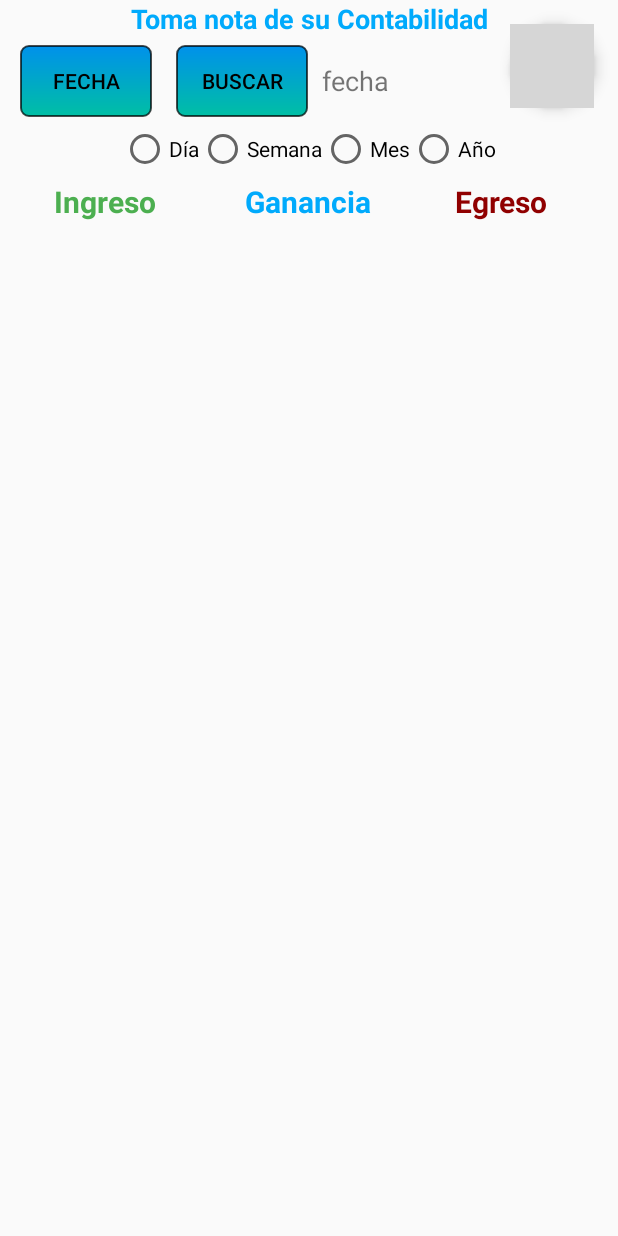
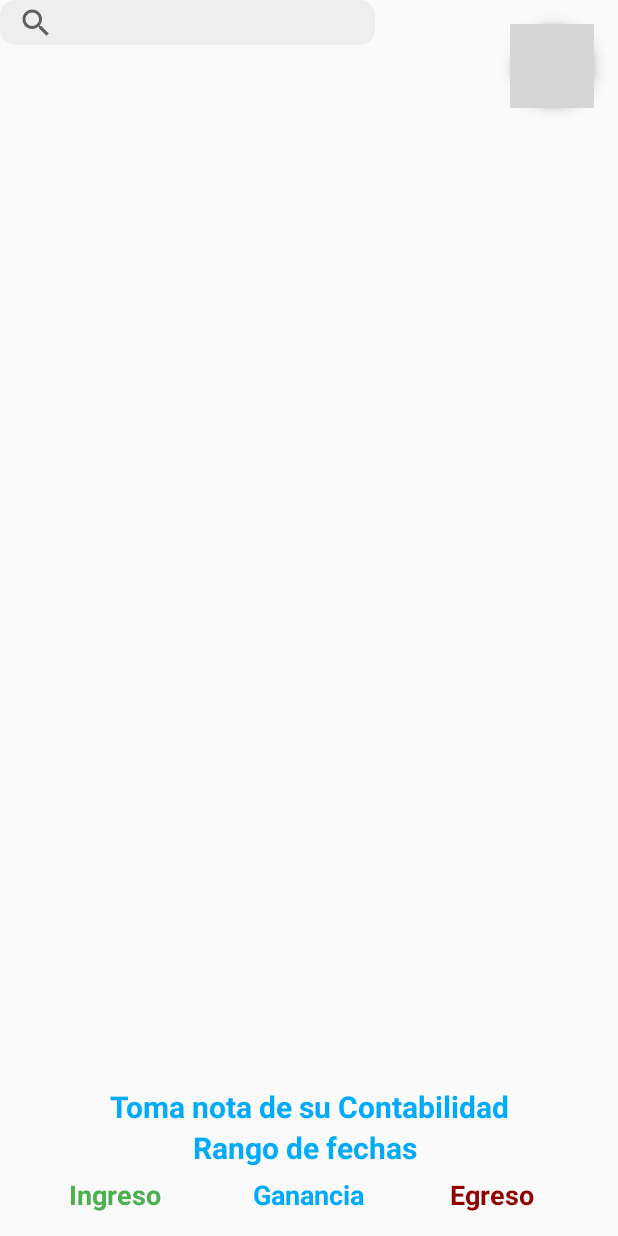
Before and after one commit to CreativeMB/Tienda_Control, an Android app: the FiltroDiaMesAno screen opened directly, with no data from a screen before it, on a phone screen of 412 x 824 dp. Run offline under Robolectric (Android 15) with nearby library versions, the phone set to English and light mode, and no system bars; grey boxes are pictures that could not be loaded.

Commit message:
funcionalidades Aplicación Autenticación de Usuario(firebase) Gestión de Productos (Crear, Leer, Actualizar, Eliminar) Gestión de Pedidos (gestionamos los valores negativo positivos y lo mostramos en pantalla) Operaciones CRUD SQLite(matemáticas en la base de datos) Diseño y Usabilidad (super agil y liviana) Documentación y Comentarios (archivo y video de presentación) Exportación de base de datos .db (carpeta Descargas) Importación de base de datos .db (carpeta Descargas del movil) Exportación de base de datos a Excel Activity Perfil de usuario con (firebase personalizado) Buscador de Items dentro de la base de datos menu diálogo layou egreso total layou ingreso total creacion de codigo de acceso personalizado para que no use login agregar items personalizados para usar de forma recurrente contabilidad donde el usuiario puede ver por dia mes año su contabilidad corregido edicion negativo informa al usario

```diff
--- a/app/src/main/AndroidManifest.xml
+++ b/app/src/main/AndroidManifest.xml
@@ -19,7 +19,7 @@
         android:label="@string/app_name"
         android:roundIcon="@mipmap/ic_launcher_round"
         android:supportsRtl="true"
-        android:theme="@style/Theme.AppCompat.DayNight.NoActionBar"
+        android:theme="@style/AppTheme"
         tools:targetApi="31">
         <activity
             android:name=".model.Items"
--- a/app/src/main/java/com/example/tiendacontrol/adapter/BaseDatosAdapter.java
+++ b/app/src/main/java/com/example/tiendacontrol/adapter/BaseDatosAdapter.java
@@ -80,7 +80,7 @@ public class BaseDatosAdapter extends RecyclerView.Adapter<BaseDatosAdapter.Cont
     }
 
     // Método para formatear los valores numéricos con separador de miles
-    private String formatoNumerico(double valor) {
+    public String formatoNumerico(double valor) {
         DecimalFormatSymbols symbols = new DecimalFormatSymbols();
         symbols.setGroupingSeparator('.'); // Punto como separador de miles
         DecimalFormat df = new DecimalFormat("#,###", symbols);
--- a/app/src/main/java/com/example/tiendacontrol/model/Items.java
+++ b/app/src/main/java/com/example/tiendacontrol/model/Items.java
@@ -25,8 +25,8 @@ public class Items {
         this.producto = producto;
     }
 
-    public double getValor() {
-        return valor;
+    public int getValor() {
+        return (int) valor;
     }
 
     public void setValor(double valor) {
--- a/app/src/main/java/com/example/tiendacontrol/monitor/FiltroDiaMesAno.java
+++ b/app/src/main/java/com/example/tiendacontrol/monitor/FiltroDiaMesAno.java
@@ -1,162 +1,148 @@
 package com.example.tiendacontrol.monitor;
+
 import android.app.DatePickerDialog;
 import android.os.Bundle;
-import android.view.MotionEvent;
 import android.view.View;
 import android.widget.Button;
 import android.widget.DatePicker;
-import android.widget.RadioGroup;
 import android.widget.TextView;
 import android.widget.Toast;
 
-import androidx.annotation.NonNull;
-import androidx.annotation.Nullable;
+import androidx.appcompat.app.AlertDialog;
 import androidx.appcompat.app.AppCompatActivity;
 import androidx.fragment.app.FragmentManager;
 import androidx.recyclerview.widget.LinearLayoutManager;
 import androidx.recyclerview.widget.RecyclerView;
 
 import com.example.tiendacontrol.R;
-import com.example.tiendacontrol.adapter.BaseDatosAdapter;
-
+import com.example.tiendacontrol.adapter.ItemAdapter;
 import com.example.tiendacontrol.dialogFragment.MenuDialogFragment;
 import com.example.tiendacontrol.helper.BdHelper;
 import com.example.tiendacontrol.model.Items;
 import com.google.android.material.floatingactionbutton.FloatingActionButton;
 
 import java.text.DecimalFormat;
+import java.text.DecimalFormatSymbols;
+import java.text.SimpleDateFormat;
 import java.util.ArrayList;
 import java.util.Calendar;
+import java.util.Date;
 import java.util.List;
+import java.util.Locale;
 
 public class FiltroDiaMesAno extends AppCompatActivity {
     private FloatingActionButton fabMenu;
-    private BdHelper bdHelper;
+    private TextView textViewSelectedDateRange;
     private RecyclerView recyclerView;
-    private BaseDatosAdapter ventasAdapter;
-    private TextView textViewSelectedDate;
+    private ItemAdapter itemAdapter;
+    private Calendar calendar;
+    private String startDate, endDate;
+    private BdHelper bdHelper; // Instancia de BdHelper
     private TextView textViewPositiveSum, textViewNegativeSum, textViewDifference;
-    private Button buttonSelectDate, buttonFilter;
-    private RadioGroup radioGroupFilter;
-    private Calendar calendar;
-    private String selectedDate;
-    private DecimalFormat decimalFormat;
+
     @Override
-    protected void onCreate(@Nullable Bundle savedInstanceState) {
+    protected void onCreate(Bundle savedInstanceState) {
         super.onCreate(savedInstanceState);
         setContentView(R.layout.filtro_dia_mes_ano);
 
-        bdHelper = new BdHelper(this);
+        textViewSelectedDateRange = findViewById(R.id.text_view_selected_date);
         recyclerView = findViewById(R.id.recycler_view_results);
-        textViewSelectedDate = findViewById(R.id.text_view_selected_date);
-        buttonSelectDate = findViewById(R.id.button_select_date);
-        buttonFilter = findViewById(R.id.button_filter);
-        radioGroupFilter = findViewById(R.id.radio_group_filter);
         textViewPositiveSum = findViewById(R.id.text_view_positive_sum);
         textViewNegativeSum = findViewById(R.id.text_view_negative_sum);
         textViewDifference = findViewById(R.id.text_view_difference);
-
         fabMenu = findViewById(R.id.fabMenu);
         calendar = Calendar.getInstance();
-        decimalFormat = new DecimalFormat("#,###");
 
-        // Configuración del RecyclerView
+        // Inicializar la base de datos
+        bdHelper = new BdHelper(this);
+
+        // Inicializar el adaptador y el RecyclerView
+        itemAdapter = new ItemAdapter(new ArrayList<>()); // Inicializa con una lista vacía
         recyclerView.setLayoutManager(new LinearLayoutManager(this));
-        ventasAdapter = new BaseDatosAdapter(new ArrayList<>());
-        recyclerView.setAdapter(ventasAdapter);
+        recyclerView.setAdapter(itemAdapter);
 
         fabMenu.setOnClickListener(view -> {
             FragmentManager fragmentManager = getSupportFragmentManager();
             MenuDialogFragment menuDialogFragment = MenuDialogFragment.newInstance();
             menuDialogFragment.show(fragmentManager, "servicios_dialog");
-
-
         });
 
-        buttonSelectDate.setOnClickListener(new View.OnClickListener() {
-            @Override
-            public void onClick(View v) {
+        selectStartDate();
+    }
+
+    private void selectStartDate() {
         int year = calendar.get(Calendar.YEAR);
         int month = calendar.get(Calendar.MONTH);
         int day = calendar.get(Calendar.DAY_OF_MONTH);
 
-                DatePickerDialog datePickerDialog = new DatePickerDialog(FiltroDiaMesAno.this,
-                        new DatePickerDialog.OnDateSetListener() {
-                            @Override
-                            public void onDateSet(DatePicker view, int year, int month, int dayOfMonth) {
-                                // Asegurarse de que el mes y el día tengan dos dígitos
-                                String formattedMonth = String.format("%02d", month + 1);
+        DatePickerDialog startDatePickerDialog = new DatePickerDialog(FiltroDiaMesAno.this,
+                (view, year1, month1, dayOfMonth) -> {
+                    String formattedMonth = String.format("%02d", month1 + 1);
                     String formattedDay = String.format("%02d", dayOfMonth);
-                                selectedDate = year + "-" + formattedMonth + "-" + formattedDay;
-                                textViewSelectedDate.setText(selectedDate);
-                            }
+                    startDate = year1 + "-" + formattedMonth + "-" + formattedDay;
+                    selectEndDate();
                 }, year, month, day);
-                datePickerDialog.show();
-            }
-        });
-
-        buttonFilter.setOnClickListener(new View.OnClickListener() {
-            @Override
-            public void onClick(View v) {
-                if (selectedDate == null || selectedDate.isEmpty()) {
-                    Toast.makeText(FiltroDiaMesAno.this, "Por favor, selecciona una fecha", Toast.LENGTH_SHORT).show();
-                    return;
+        startDatePickerDialog.show();
     }
 
-                int selectedFilterId = radioGroupFilter.getCheckedRadioButtonId();
-                String filterType = null;
+    private void selectEndDate() {
+        int year = calendar.get(Calendar.YEAR);
+        int month = calendar.get(Calendar.MONTH);
+        int day = calendar.get(Calendar.DAY_OF_MONTH);
 
-                if (selectedFilterId == R.id.radio_day) {
-                    filterType = "day";
-                } else if (selectedFilterId == R.id.radio_week) {
-                    filterType = "week";
-                } else if (selectedFilterId == R.id.radio_month) {
-                    filterType = "month";
-                } else if (selectedFilterId == R.id.radio_year) {
-                    filterType = "year";
-                } else {
-                    Toast.makeText(FiltroDiaMesAno.this, "Selecciona un tipo de filtro", Toast.LENGTH_SHORT).show();
-                    return;
+        DatePickerDialog endDatePickerDialog = new DatePickerDialog(FiltroDiaMesAno.this,
+                (view, year1, month1, dayOfMonth) -> {
+                    String formattedMonth = String.format("%02d", month1 + 1);
+                    String formattedDay = String.format("%02d", dayOfMonth);
+                    endDate = year1 + "-" + formattedMonth + "-" + formattedDay;
+                    textViewSelectedDateRange.setText("De: " + startDate + " A: " + endDate);
+                    filterDates(startDate, endDate);
+                }, year, month, day);
+        endDatePickerDialog.show();
     }
 
-                List<Items> filteredItems = null;
+    private void filterDates(String startDate, String endDate) {
+        List<Items> filteredItems = bdHelper.getItemsByDates(startDate, endDate); // Obtén los datos de la base de datos
+        itemAdapter.updateItems(filteredItems); // Actualiza el adaptador con los datos filtrados
 
-                if ("day".equals(filterType)) {
-                    filteredItems = bdHelper.getResultsByDay(selectedDate);
-                } else if ("week".equals(filterType)) {
-                    filteredItems = bdHelper.getResultsByWeek(selectedDate);
-                } else if ("month".equals(filterType)) {
-                    filteredItems = bdHelper.getResultsByMonth(selectedDate);
-                } else if ("year".equals(filterType)) {
-                    filteredItems = bdHelper.getResultsByYear(selectedDate);
+        if (filteredItems.isEmpty()) {
+            showAlertDialog();
+        } else {
+            Toast.makeText(FiltroDiaMesAno.this, "Filtrando desde " + startDate + " hasta " + endDate, Toast.LENGTH_SHORT).show();
         }
-                if (filteredItems != null && !filteredItems.isEmpty()) {
-                    // Actualizar el adaptador con los ítems filtrados
-                    ventasAdapter.setItems(new ArrayList<>(filteredItems));
 
-                    // Calcular sumas positivas y negativas
-                    double positiveSum = 0;
-                    double negativeSum = 0;
+        // Calcula las sumas
+        double sumaPositivos = 0;
+        double sumaNegativos = 0;
         for (Items item : filteredItems) {
-                        double valor = item.getValor();
-                        if (valor >= 0) {
-                            positiveSum += valor;
+            if (item.getValor() >= 0) {
+                sumaPositivos += item.getValor();
             } else {
-                            negativeSum += Math.abs(valor); // Convertir el valor negativo a positivo
+                sumaNegativos += item.getValor();
             }
         }
 
-                double difference = positiveSum - negativeSum; // La diferencia será la suma de positivos y negativos
+        // Actualiza los TextView
+        textViewPositiveSum.setText(formatoNumerico(sumaPositivos));
+        textViewNegativeSum.setText(formatoNumerico(sumaNegativos));
+        textViewDifference.setText(formatoNumerico(sumaPositivos + sumaNegativos));
+    }
 
-                    // Mostrar resultados
-                    textViewPositiveSum.setText("$" + decimalFormat.format(positiveSum));
-                    textViewNegativeSum.setText("$" + decimalFormat.format(negativeSum));
-                    textViewDifference.setText("$" + decimalFormat.format(difference));
-                } else {
-                    Toast.makeText(FiltroDiaMesAno.this, "No se encontraron resultados", Toast.LENGTH_SHORT).show();
+    private void showAlertDialog() {
+        AlertDialog.Builder builder = new AlertDialog.Builder(this);
+        builder.setTitle("Sin resultados");
+        builder.setMessage("No se encontraron resultados para el rango de fechas seleccionado.");
+        builder.setPositiveButton("Aceptar", (dialog, which) -> {
+            dialog.dismiss();
+            selectStartDate(); // Vuelve a cargar el calendario al aceptar
+        });
+        builder.show();
+    }
+
+    public String formatoNumerico(double valor) {
+        DecimalFormatSymbols symbols = new DecimalFormatSymbols();
+        symbols.setGroupingSeparator('.'); // Punto como separador de miles
+        DecimalFormat df = new DecimalFormat("#,###;#,###", symbols);
+        return "$" + df.format(valor);
     }
 }
-        });
-    }
-
-}
--- a/app/src/main/res/layout/filtro_dia_mes_ano.xml
+++ b/app/src/main/res/layout/filtro_dia_mes_ano.xml
@@ -21,7 +21,27 @@
     <LinearLayout
         android:layout_width="match_parent"
         android:layout_height="match_parent"
-        android:orientation="vertical">
+        android:orientation="vertical"
+        android:padding="0dp">
+
+        <android.widget.SearchView
+            android:id="@+id/txtBuscar"
+            android:layout_width="250dp"
+            android:layout_height="30dp"
+            android:layout_margin="0dp"
+            android:background="@drawable/searchview_backgroun" />
+
+        <androidx.recyclerview.widget.RecyclerView
+            android:id="@+id/recycler_view_results"
+            android:layout_width="match_parent"
+            android:layout_height="0dp"
+            android:layout_weight="1" />
+
+        <LinearLayout
+            android:layout_width="match_parent"
+            android:layout_height="wrap_content"
+            android:orientation="vertical"
+            android:padding="10dp">
 
             <TextView
                 android:layout_width="match_parent"
@@ -29,88 +49,20 @@
                 android:gravity="center"
                 android:text="Toma nota de su Contabilidad"
                 android:textColor="@color/Buton"
-            android:textSize="18dp"
+                android:textSize="20dp"
                 android:textStyle="bold" />
-
-        <LinearLayout
-            android:layout_width="match_parent"
-            android:layout_height="wrap_content"
-            android:gravity="center_vertical"
-            android:orientation="horizontal"
-            android:padding="5dp">
-
-            <Button
-                android:id="@+id/button_select_date"
-                android:layout_width="wrap_content"
-                android:layout_height="wrap_content"
-                android:layout_marginStart="8dp"
-                android:layout_marginEnd="8dp"
-                android:textColor="@color/black"
-                android:background="@drawable/button_background"
-                android:elevation="6dp"
-                android:text="Fecha" />
-
-            <Button
-                android:id="@+id/button_filter"
-                android:layout_width="wrap_content"
-                android:layout_height="wrap_content"
-                android:layout_marginStart="8dp"
-                android:layout_marginEnd="8dp"
-                android:textColor="@color/black"
-                android:background="@drawable/button_background"
-                android:elevation="6dp"
-                android:text="Buscar" />
 
             <TextView
                 android:id="@+id/text_view_selected_date"
-                android:layout_width="wrap_content"
+                android:layout_width="match_parent"
                 android:layout_height="wrap_content"
                 android:layout_marginStart="1dp"
                 android:layout_marginEnd="8dp"
-                android:text="fecha"
-                android:textSize="18dp" />
-
-        </LinearLayout>
-
-        <LinearLayout
-            android:layout_width="match_parent"
-            android:layout_height="wrap_content"
-            android:orientation="vertical"
-            android:padding="0dp">
-
-            <RadioGroup
-                android:id="@+id/radio_group_filter"
-                android:layout_width="wrap_content"
-                android:layout_height="wrap_content"
-                android:layout_gravity="center_horizontal"
-                android:layout_marginBottom="0dp"
-                android:orientation="horizontal">
-
-                <RadioButton
-                    android:id="@+id/radio_day"
-                    android:layout_width="wrap_content"
-                    android:layout_height="wrap_content"
-                    android:text="Día" />
-
-                <RadioButton
-                    android:id="@+id/radio_week"
-                    android:layout_width="wrap_content"
-                    android:layout_height="wrap_content"
-                    android:text="Semana" />
-
-                <RadioButton
-                    android:id="@+id/radio_month"
-                    android:layout_width="wrap_content"
-                    android:layout_height="wrap_content"
-                    android:text="Mes" />
-
-                <RadioButton
-                    android:id="@+id/radio_year"
-                    android:layout_width="wrap_content"
-                    android:layout_height="wrap_content"
-                    android:text="Año" />
-            </RadioGroup>
-        </LinearLayout>
+                android:textColor="@color/Buton"
+                android:gravity="center"
+                android:text="Rango de fechas"
+                android:textSize="20dp"
+                android:textStyle="bold"/>
 
             <LinearLayout
                 android:layout_width="match_parent"
@@ -127,7 +79,7 @@
                     android:gravity="center"
                     android:text="Ingreso"
                     android:textColor="@color/colorPositivo"
-                android:textSize="20dp"
+                    android:textSize="18dp"
                     android:textStyle="bold" />
 
                 <TextView
@@ -138,7 +90,7 @@
                     android:gravity="center"
                     android:text="Ganancia"
                     android:textColor="@color/Buton"
-                android:textSize="20dp"
+                    android:textSize="18dp"
                     android:textStyle="bold" />
 
                 <TextView
@@ -150,15 +102,10 @@
                     android:gravity="center"
                     android:text="Egreso"
                     android:textColor="@color/colorNegativo"
-                android:textSize="20dp"
+                    android:textSize="18dp"
                     android:textStyle="bold" />
             </LinearLayout>
-
-        <com.example.tiendacontrol.adapter.NonClickableRecyclerView
-            android:id="@+id/recycler_view_results"
-            android:layout_width="match_parent"
-            android:layout_height="0dp"
-            android:layout_weight="1" />
+        </LinearLayout>
     </LinearLayout>
 
 </FrameLayout>
--- a/app/src/main/res/layout/ingreso.xml
+++ b/app/src/main/res/layout/ingreso.xml
@@ -3,6 +3,7 @@
     android:layout_width="match_parent"
     android:layout_height="match_parent"
     android:id="@+id/root_layout2"
+    android:theme="@style/Theme.AppCompat.DayNight.NoActionBar"
     android:padding="16dp">
 
     <ScrollView
--- a/app/src/main/res/layout/lista_item.xml
+++ b/app/src/main/res/layout/lista_item.xml
@@ -3,7 +3,7 @@
     xmlns:app="http://schemas.android.com/apk/res-auto"
     xmlns:tools="http://schemas.android.com/tools"
     android:layout_width="match_parent"
-    android:layout_height="match_parent">
+    android:layout_height="wrap_content">
 
     <androidx.cardview.widget.CardView
         android:layout_width="match_parent"
--- a/app/src/main/res/values/colors.xml
+++ b/app/src/main/res/values/colors.xml
@@ -18,5 +18,4 @@
     <color name="Buton">#00AAFC</color> <!-- Tu color original del botón -->
     <color name="black">#000000</color> <!-- Color del texto del botón -->
 
-
 </resources>
```
Also changed, not shown: app/src/main/java/com/example/tiendacontrol/adapter/ItemAdapter.java (added, +83 -0 lines), app/src/main/java/com/example/tiendacontrol/adapter/NonClickableRecyclerView.java (+30 -30 lines), app/src/main/java/com/example/tiendacontrol/helper/BdHelper.java (+30 -1 lines), app/src/main/res/values/styles.xml (+0 -14 lines), app/src/main/res/values/themes.xml (+5 -5 lines). Lines whose indentation alone changed are shown as unchanged.
